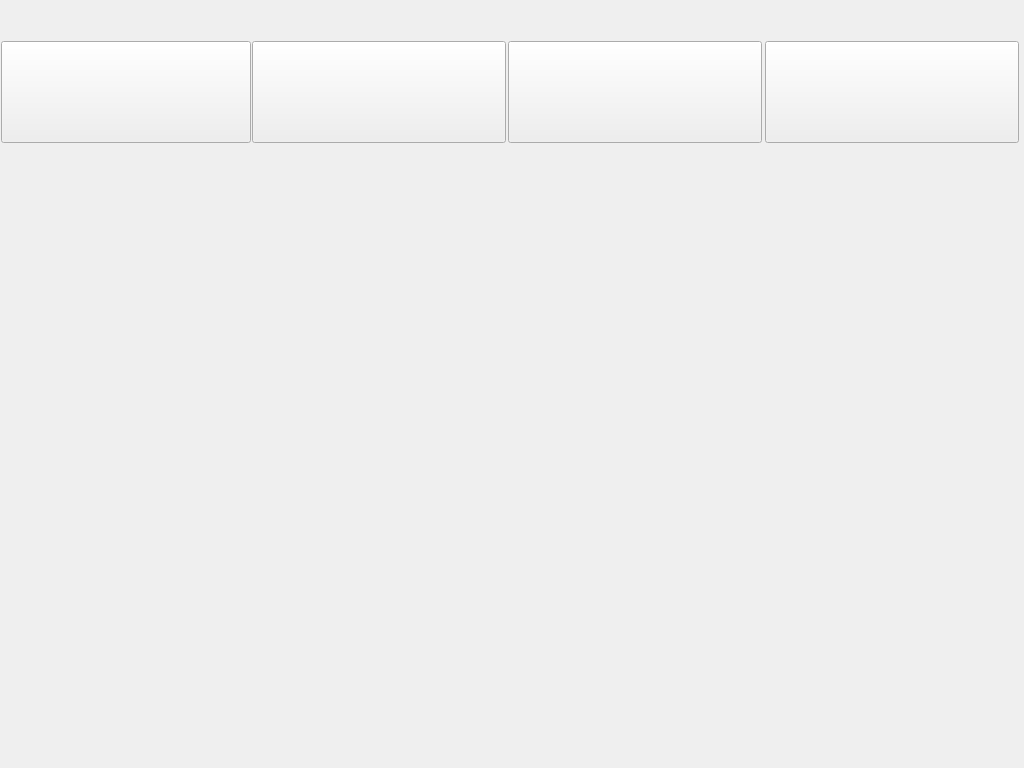
First picture: the form in pvmsmenuwidget.ui, repository 1157889734/x86MyAppliction, before the edit.
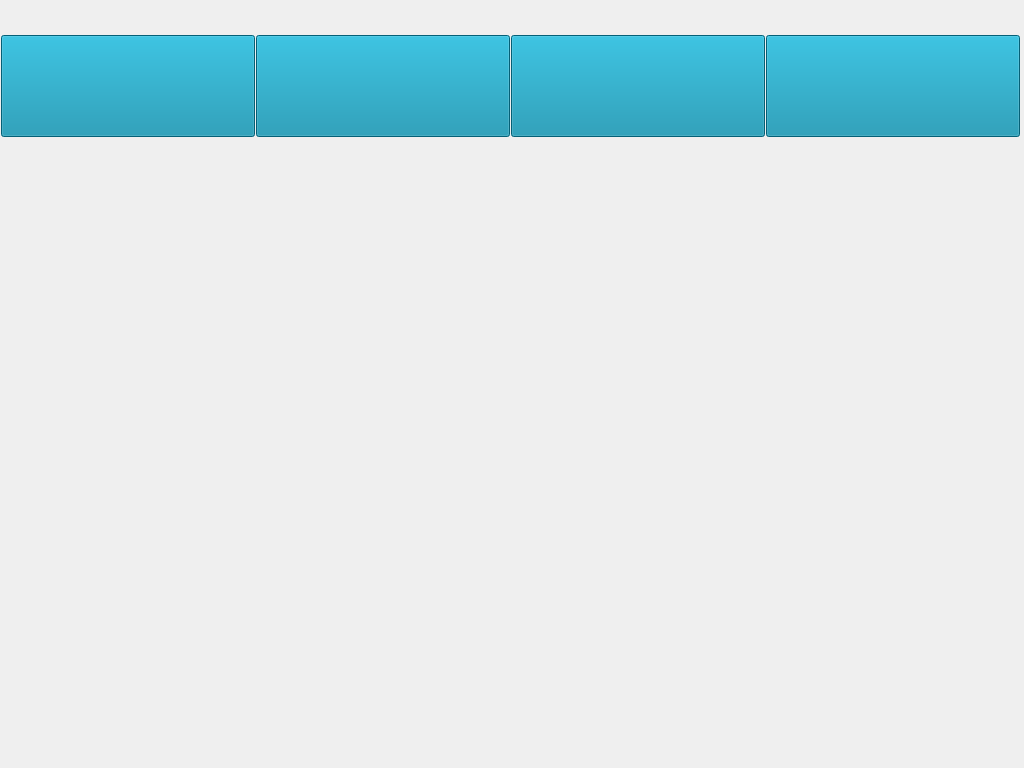
Second picture: the form after the edit. Icons and pictures are not drawn.

Diff of the .ui file:
```diff
--- a/pvmsmenuwidget.ui
+++ b/pvmsmenuwidget.ui
@@ -13,6 +13,9 @@
   <property name="windowTitle">
    <string>Form</string>
   </property>
+  <property name="layoutDirection">
+   <enum>Qt::LeftToRight</enum>
+  </property>
   <property name="styleSheet">
    <string notr="true">border-image: url(:/monres/Pantobg.bmp);</string>
   </property>
@@ -20,8 +23,8 @@
    <property name="geometry">
     <rect>
      <x>1</x>
-     <y>41</y>
-     <width>250</width>
+     <y>35</y>
+     <width>254</width>
      <height>102</height>
     </rect>
    </property>
@@ -41,8 +44,7 @@
     <bool>false</bool>
    </property>
    <property name="styleSheet">
-    <string notr="true">border-image: url(:/monres/carriagemonitor.bmp);
-pressed{border-image}: url(:/monres/carriagemonitor1.bmp);
+    <string notr="true">background-color: rgb(5, 135, 167);
 
 
 
@@ -79,8 +81,8 @@
   <widget class="QPushButton" name="recordPlayMenuPushButton">
    <property name="geometry">
     <rect>
-     <x>252</x>
-     <y>41</y>
+     <x>256</x>
+     <y>35</y>
      <width>254</width>
      <height>102</height>
     </rect>
@@ -91,7 +93,7 @@
     </font>
    </property>
    <property name="styleSheet">
-    <string notr="true">border-image: url(:/monres/carriageplay.bmp);</string>
+    <string notr="true">background-color: rgb(5, 135, 167);</string>
    </property>
    <property name="text">
     <string/>
@@ -106,8 +108,8 @@
   <widget class="QPushButton" name="devManageMenuPushButton">
    <property name="geometry">
     <rect>
-     <x>508</x>
-     <y>41</y>
+     <x>511</x>
+     <y>35</y>
      <width>254</width>
      <height>102</height>
     </rect>
@@ -118,7 +120,7 @@
     </font>
    </property>
    <property name="styleSheet">
-    <string notr="true">border-image: url(:/monres/carriageequip.bmp);</string>
+    <string notr="true">background-color: rgb(5, 135, 167);</string>
    </property>
    <property name="text">
     <string/>
@@ -136,8 +138,8 @@
    </property>
    <property name="geometry">
     <rect>
-     <x>765</x>
-     <y>41</y>
+     <x>766</x>
+     <y>35</y>
      <width>254</width>
      <height>102</height>
     </rect>
@@ -151,7 +153,7 @@
     <cursorShape>ArrowCursor</cursorShape>
    </property>
    <property name="styleSheet">
-    <string notr="true">border-image: url(:/monres/carriagemaintain.bmp);</string>
+    <string notr="true">background-color: rgb(5, 135, 167);</string>
    </property>
    <property name="text">
     <string/>
```
Left out of the diff: 8 changed lines with no effect on the pictures.
